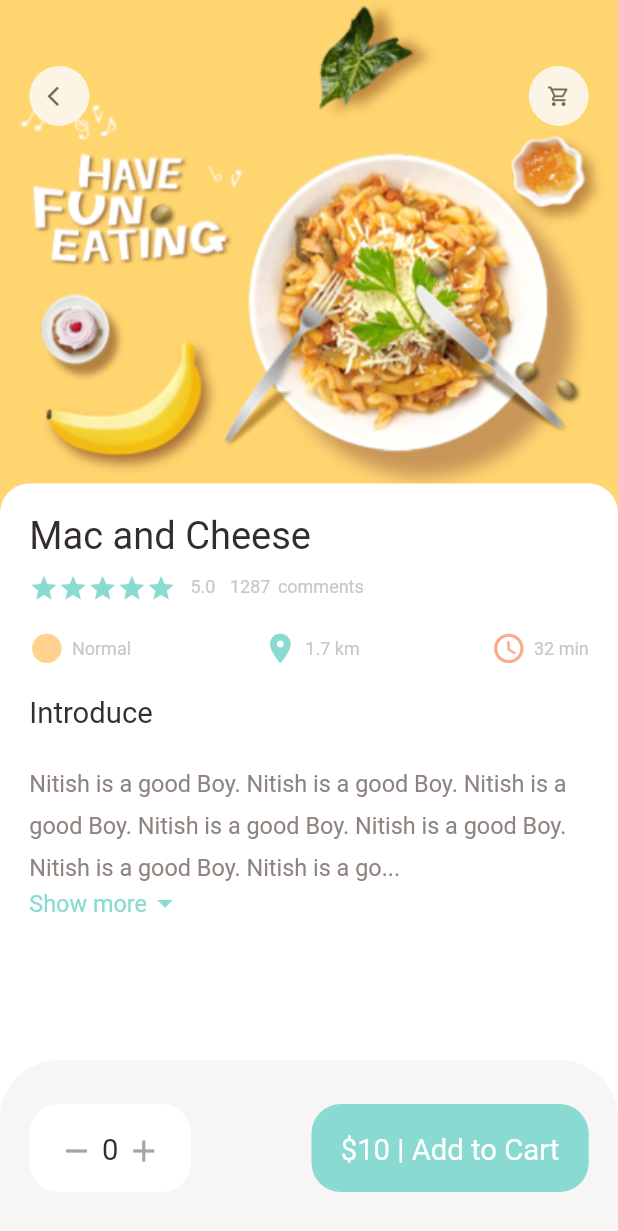
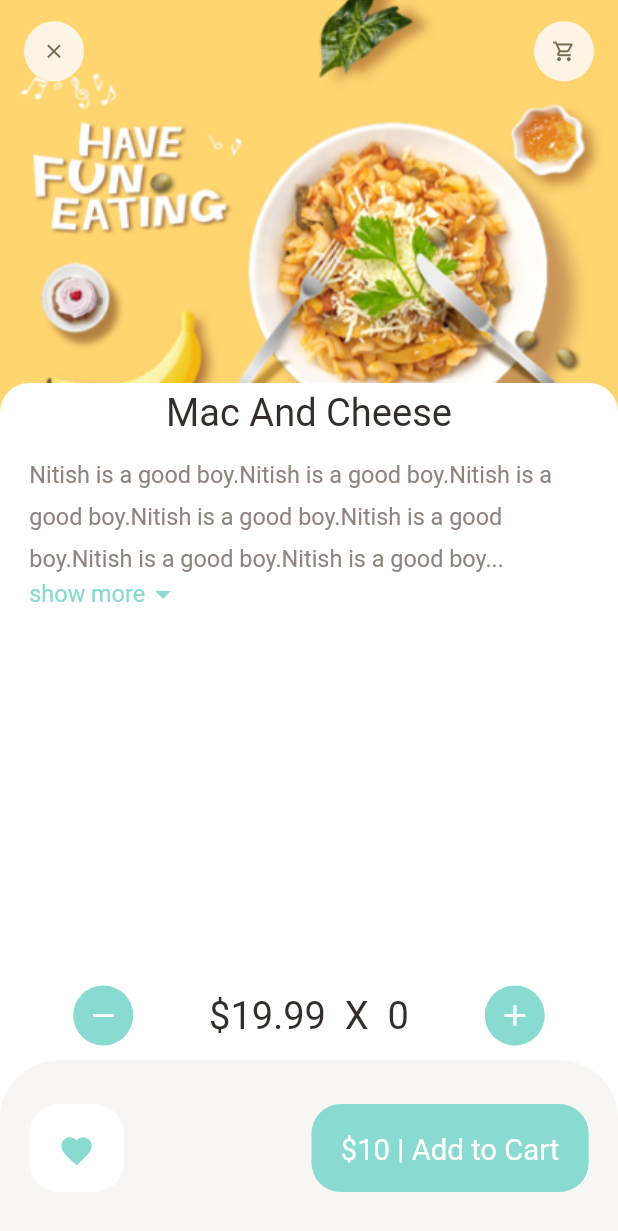
Before and after one commit to nan0hard/food_delivery, a Flutter app: the screen it shows after launch, on a phone screen of 412 x 824 dp. Shown: the top 1231 px of the screen. Run offline on Flutter 3.47's test engine with Material 2 defaults, Android fonts, the phone set to English and light mode, and no system bars; our stand-ins replace dots_indicator, get.

Commit message:
Added Recommended Food Details Page

```diff
--- a/lib/components/app_icon.dart
+++ b/lib/components/app_icon.dart
@@ -2,18 +2,20 @@ import 'package:flutter/material.dart';
 import 'package:food_delivery/utils/dimensions.dart';
 
 class AppIcon extends StatelessWidget {
-  const AppIcon(
-      {Key? key,
-      required this.icon,
-      this.backgroundColor = const Color(0xFFFCF4E4),
-      this.iconColor = const Color(0xFF756D54),
-      this.size = 40})
-      : super(key: key);
+  const AppIcon({
+    Key? key,
+    required this.icon,
+    this.backgroundColor = const Color(0xFFFCF4E4),
+    this.iconColor = const Color(0xFF756D54),
+    this.size = 40,
+    required this.iconSize,
+  }) : super(key: key);
 
   final IconData icon;
   final Color backgroundColor;
   final Color iconColor;
   final double size;
+  final double iconSize;
 
   @override
   Widget build(BuildContext context) {
@@ -26,7 +28,7 @@ class AppIcon extends StatelessWidget {
       child: Icon(
         icon,
         color: iconColor,
-        size: Dimensions.iconSize16,
+        size: iconSize,
       ),
     );
   }
--- a/lib/components/expandable_text.dart
+++ b/lib/components/expandable_text.dart
@@ -64,7 +64,7 @@ class _ExpandableTextState extends State<ExpandableText> {
                     children: [
                       SmallText(
                         size: Dimensions.font16,
-                        text: "Show more",
+                        text: hiddenText ? "show more" : "show less",
                         color: AppColors.kmainColor,
                       ),
                       Icon(
--- /dev/null
+++ b/lib/components/wishlist_and_pricing_bottombar.dart
@@ -0,0 +1,55 @@
+import 'package:flutter/material.dart';
+
+import '../utils/colors.dart';
+import '../utils/dimensions.dart';
+import 'big_text.dart';
+
+class WishlistAndPricingBottomBar extends StatelessWidget {
+  const WishlistAndPricingBottomBar({Key? key}) : super(key: key);
+
+  @override
+  Widget build(BuildContext context) {
+    return Container(
+      height: Dimensions.bottomHeightBar,
+      padding: EdgeInsets.only(
+          top: Dimensions.height30,
+          bottom: Dimensions.height30,
+          left: Dimensions.width20,
+          right: Dimensions.width20),
+      decoration: BoxDecoration(
+        color: AppColors.kbuttonBackgroundColor,
+        borderRadius: BorderRadius.only(
+          topLeft: Radius.circular(Dimensions.radius20 * 2),
+          topRight: Radius.circular(Dimensions.radius20 * 2),
+        ),
+      ),
+      child: Row(
+        mainAxisAlignment: MainAxisAlignment.spaceBetween,
+        children: [
+          Container(
+            padding: EdgeInsets.all(Dimensions.height20),
+            decoration: BoxDecoration(
+              borderRadius: BorderRadius.circular(Dimensions.radius20),
+              color: Colors.white,
+            ),
+            child: Icon(
+              Icons.favorite,
+              color: AppColors.kmainColor,
+            ),
+          ),
+          Container(
+            padding: EdgeInsets.all(Dimensions.height20),
+            decoration: BoxDecoration(
+              borderRadius: BorderRadius.circular(Dimensions.radius20),
+              color: AppColors.kmainColor,
+            ),
+            child: BigText(
+              text: "\$10 | Add to Cart",
+              color: Colors.white,
+            ),
+          )
+        ],
+      ),
+    );
+  }
+}
--- a/lib/main.dart
+++ b/lib/main.dart
@@ -1,5 +1,5 @@
 import 'package:flutter/material.dart';
-import 'package:food_delivery/screens/food/popular_food_details.dart';
+import 'package:food_delivery/screens/RecommendedFoodDetails/recommended_food_details.dart';
 import 'package:get/get.dart';
 
 void main() {
@@ -18,7 +18,7 @@ class MyApp extends StatelessWidget {
       theme: ThemeData(
         primarySwatch: Colors.blue,
       ),
-      home: PopularFoodDetails(),
+      home: RecommendedFoodDetail(),
     );
   }
 }
--- /dev/null
+++ b/lib/screens/RecommendedFoodDetails/components/body.dart
@@ -0,0 +1,79 @@
+import 'package:flutter/material.dart';
+import '../../../components/app_icon.dart';
+import '../../../components/big_text.dart';
+import '../../../components/expandable_text.dart';
+import '../../../utils/colors.dart';
+import '../../../utils/dimensions.dart';
+
+class Body extends StatelessWidget {
+  const Body({Key? key}) : super(key: key);
+
+  @override
+  Widget build(BuildContext context) {
+    return CustomScrollView(
+      slivers: [
+        SliverAppBar(
+          toolbarHeight: Dimensions.height30 * 2 + Dimensions.height10,
+          title: Row(
+            mainAxisAlignment: MainAxisAlignment.spaceBetween,
+            children: [
+              AppIcon(
+                icon: Icons.clear,
+                iconSize: Dimensions.iconSize16,
+              ),
+              AppIcon(
+                iconSize: Dimensions.iconSize16,
+                icon: Icons.shopping_cart_outlined,
+              )
+            ],
+          ),
+          pinned: true,
+          backgroundColor: AppColors.kyellowColor,
+          expandedHeight: 300,
+          flexibleSpace: FlexibleSpaceBar(
+            background: Image.asset(
+              "assets/image/food0.png",
+              width: double.maxFinite,
+              fit: BoxFit.cover,
+            ),
+          ),
+          bottom: PreferredSize(
+            preferredSize: Size.fromHeight(Dimensions.height20),
+            child: Container(
+              child: Center(
+                  child: BigText(
+                text: "Mac And Cheese",
+                size: Dimensions.font26,
+              )),
+              width: double.infinity,
+              padding: EdgeInsets.only(
+                top: Dimensions.height10 / 2,
+                bottom: Dimensions.height10,
+              ),
+              decoration: BoxDecoration(
+                color: Colors.white,
+                borderRadius: BorderRadius.only(
+                  topLeft: Radius.circular(Dimensions.radius20),
+                  topRight: Radius.circular(Dimensions.radius20),
+                ),
+              ),
+            ),
+          ),
+        ),
+        SliverToBoxAdapter(
+          child: Column(
+            children: [
+              Container(
+                margin: EdgeInsets.only(
+                    left: Dimensions.width20, right: Dimensions.width20),
+                child: const ExpandableText(
+                    text:
+                        "Nitish is a good boy.Nitish is a good boy.Nitish is a good boy.Nitish is a good boy.Nitish is a good boy.Nitish is a good boy.Nitish is a good boy.Nitish is a good boy.Nitish is a good boy.Nitish is a good boy.Nitish is a good boy.Nitish is a good boy.Nitish is a good boy.Nitish is a good boy.Nitish is a good boy.Nitish is a good boy.Nitish is a good boy.Nitish is a good boy.Nitish is a good boy.Nitish is a good boy.Nitish is a good boy.Nitish is a good boy.Nitish is a good boy.Nitish is a good boy.Nitish is a good boy.Nitish is a good boy.Nitish is a good boy.Nitish is a good boy.Nitish is a good boy.Nitish is a good boy.Nitish is a good boy.Nitish is a good boy.Nitish is a good boy.Nitish is a good boy.Nitish is a good boy.Nitish is a good boy.Nitish is a good boy.Nitish is a good boy.Nitish is a good boy.Nitish is a good boy.Nitish is a good boy.Nitish is a good boy.Nitish is a good boy.Nitish is a good boy.Nitish is a good boy.Nitish is a good boy.Nitish is a good boy.Nitish is a good boy.Nitish is a good boy.Nitish is a good boy.Nitish is a good boy.Nitish is a good boy.Nitish is a good boy.Nitish is a good boy.Nitish is a good boy.Nitish is a good boy.Nitish is a good boy.Nitish is a good boy.Nitish is a good boy.Nitish is a good boy.Nitish is a good boy."),
+              ),
+            ],
+          ),
+        ),
+      ],
+    );
+  }
+}
--- /dev/null
+++ b/lib/screens/RecommendedFoodDetails/components/custom_bottom_navigation_bar.dart
@@ -0,0 +1,20 @@
+// ignore_for_file: prefer_const_constructors, prefer_const_literals_to_create_immutables
+
+import 'package:flutter/material.dart';
+import 'package:food_delivery/screens/RecommendedFoodDetails/components/pricing_section.dart';
+import '../../../components/wishlist_and_pricing_bottombar.dart';
+
+class CustomBottomNavigationBar extends StatelessWidget {
+  const CustomBottomNavigationBar({Key? key}) : super(key: key);
+
+  @override
+  Widget build(BuildContext context) {
+    return Column(
+      mainAxisSize: MainAxisSize.min,
+      children: [
+        PricingSection(),
+        WishlistAndPricingBottomBar(),
+      ],
+    );
+  }
+}
--- /dev/null
+++ b/lib/screens/RecommendedFoodDetails/components/pricing_section.dart
@@ -0,0 +1,41 @@
+import 'package:flutter/material.dart';
+import '../../../components/app_icon.dart';
+import '../../../components/big_text.dart';
+import '../../../utils/colors.dart';
+import '../../../utils/dimensions.dart';
+
+class PricingSection extends StatelessWidget {
+  const PricingSection({Key? key}) : super(key: key);
+
+  @override
+  Widget build(BuildContext context) {
+    return Container(
+      padding: EdgeInsets.symmetric(
+        horizontal: Dimensions.width20 * 2.5,
+        vertical: Dimensions.height10,
+      ),
+      child: Row(
+        mainAxisAlignment: MainAxisAlignment.spaceBetween,
+        children: [
+          AppIcon(
+            icon: Icons.remove,
+            backgroundColor: AppColors.kmainColor,
+            iconColor: Colors.white,
+            iconSize: Dimensions.iconSize24,
+          ),
+          BigText(
+            text: "\$19.99  X  0",
+            color: AppColors.kmainBlackColor,
+            size: Dimensions.font26,
+          ),
+          AppIcon(
+            icon: Icons.add,
+            iconColor: Colors.white,
+            backgroundColor: AppColors.kmainColor,
+            iconSize: Dimensions.iconSize24,
+          )
+        ],
+      ),
+    );
+  }
+}
--- /dev/null
+++ b/lib/screens/RecommendedFoodDetails/recommended_food_details.dart
@@ -0,0 +1,18 @@
+// ignore_for_file: prefer_const_constructors, prefer_const_literals_to_create_immutables
+
+import 'package:flutter/material.dart';
+import 'components/body.dart';
+import 'components/custom_bottom_navigation_bar.dart';
+
+class RecommendedFoodDetail extends StatelessWidget {
+  const RecommendedFoodDetail({Key? key}) : super(key: key);
+
+  @override
+  Widget build(BuildContext context) {
+    return Scaffold(
+      backgroundColor: Colors.white,
+      body: Body(),
+      bottomNavigationBar: CustomBottomNavigationBar(),
+    );
+  }
+}
--- a/lib/screens/food/components/back_and_cart_icon.dart
+++ b/lib/screens/food/components/back_and_cart_icon.dart
@@ -16,9 +16,15 @@ class BackAndCartIcon extends StatelessWidget {
         right: Dimensions.width20,
         child: Row(
           mainAxisAlignment: MainAxisAlignment.spaceBetween,
-          children: const [
-            AppIcon(icon: Icons.arrow_back_ios),
-            AppIcon(icon: Icons.shopping_cart_outlined),
+          children: [
+            AppIcon(
+              icon: Icons.arrow_back_ios,
+              iconSize: Dimensions.iconSize16,
+            ),
+            AppIcon(
+              icon: Icons.shopping_cart_outlined,
+              iconSize: Dimensions.iconSize16,
+            ),
           ],
         ));
   }
```
